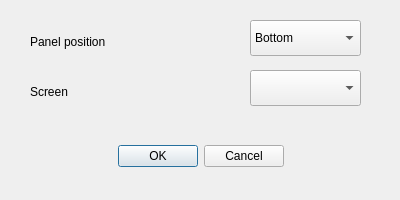
The window that src/add_panel_dialog.ui (dangvd/ksmoothdock) describes before a commit, drawn with Qt 5.
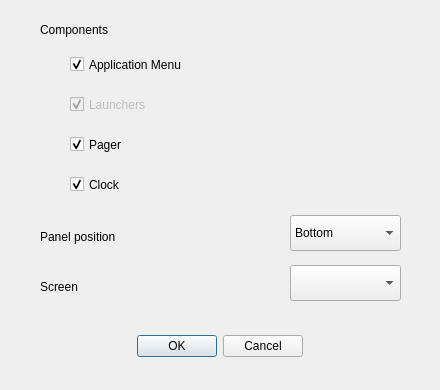
The same window after the commit.

Commit message: Adds component selection to AddPanel UI #75

Diff of the .ui file:
```diff
--- a/src/add_panel_dialog.ui
+++ b/src/add_panel_dialog.ui
@@ -6,8 +6,8 @@
    <rect>
     <x>0</x>
     <y>0</y>
-    <width>400</width>
-    <height>200</height>
+    <width>440</width>
+    <height>390</height>
    </rect>
   </property>
   <property name="windowTitle">
@@ -16,9 +16,9 @@
   <widget class="QDialogButtonBox" name="buttonBox">
    <property name="geometry">
     <rect>
-     <x>30</x>
-     <y>140</y>
-     <width>341</width>
+     <x>20</x>
+     <y>330</y>
+     <width>400</width>
      <height>32</height>
     </rect>
    </property>
@@ -35,8 +35,8 @@
   <widget class="QLabel" name="positionLabel">
    <property name="geometry">
     <rect>
-     <x>30</x>
-     <y>30</y>
+     <x>40</x>
+     <y>225</y>
      <width>210</width>
      <height>23</height>
     </rect>
@@ -48,8 +48,8 @@
   <widget class="QComboBox" name="position">
    <property name="geometry">
     <rect>
-     <x>250</x>
-     <y>20</y>
+     <x>290</x>
+     <y>215</y>
      <width>111</width>
      <height>36</height>
     </rect>
@@ -81,8 +81,8 @@
   <widget class="QLabel" name="screenLabel">
    <property name="geometry">
     <rect>
-     <x>30</x>
-     <y>80</y>
+     <x>40</x>
+     <y>275</y>
      <width>210</width>
      <height>23</height>
     </rect>
@@ -94,13 +94,93 @@
   <widget class="QComboBox" name="screen">
    <property name="geometry">
     <rect>
-     <x>250</x>
-     <y>70</y>
+     <x>290</x>
+     <y>265</y>
      <width>111</width>
      <height>36</height>
     </rect>
    </property>
   </widget>
+  <widget class="QLabel" name="componentsLabel">
+   <property name="geometry">
+    <rect>
+     <x>40</x>
+     <y>18</y>
+     <width>201</width>
+     <height>23</height>
+    </rect>
+   </property>
+   <property name="text">
+    <string>Components</string>
+   </property>
+  </widget>
+  <widget class="QCheckBox" name="showApplicationMenu">
+   <property name="geometry">
+    <rect>
+     <x>70</x>
+     <y>50</y>
+     <width>300</width>
+     <height>29</height>
+    </rect>
+   </property>
+   <property name="text">
+    <string>Application Menu</string>
+   </property>
+   <property name="checked">
+    <bool>true</bool>
+   </property>
+  </widget>
+  <widget class="QCheckBox" name="showLaunchers">
+   <property name="enabled">
+    <bool>false</bool>
+   </property>
+   <property name="geometry">
+    <rect>
+     <x>70</x>
+     <y>90</y>
+     <width>300</width>
+     <height>29</height>
+    </rect>
+   </property>
+   <property name="text">
+    <string>Launchers</string>
+   </property>
+   <property name="checked">
+    <bool>true</bool>
+   </property>
+  </widget>
+  <widget class="QCheckBox" name="showPager">
+   <property name="geometry">
+    <rect>
+     <x>70</x>
+     <y>130</y>
+     <width>300</width>
+     <height>29</height>
+    </rect>
+   </property>
+   <property name="text">
+    <string>Pager</string>
+   </property>
+   <property name="checked">
+    <bool>true</bool>
+   </property>
+  </widget>
+  <widget class="QCheckBox" name="showClock">
+   <property name="geometry">
+    <rect>
+     <x>70</x>
+     <y>170</y>
+     <width>300</width>
+     <height>29</height>
+    </rect>
+   </property>
+   <property name="text">
+    <string>Clock</string>
+   </property>
+   <property name="checked">
+    <bool>true</bool>
+   </property>
+  </widget>
  </widget>
  <resources/>
  <connections>
```
